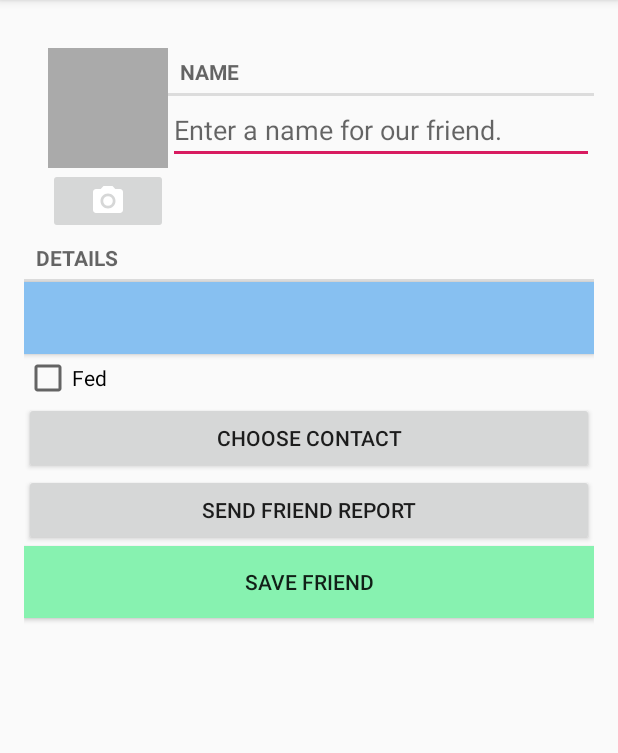
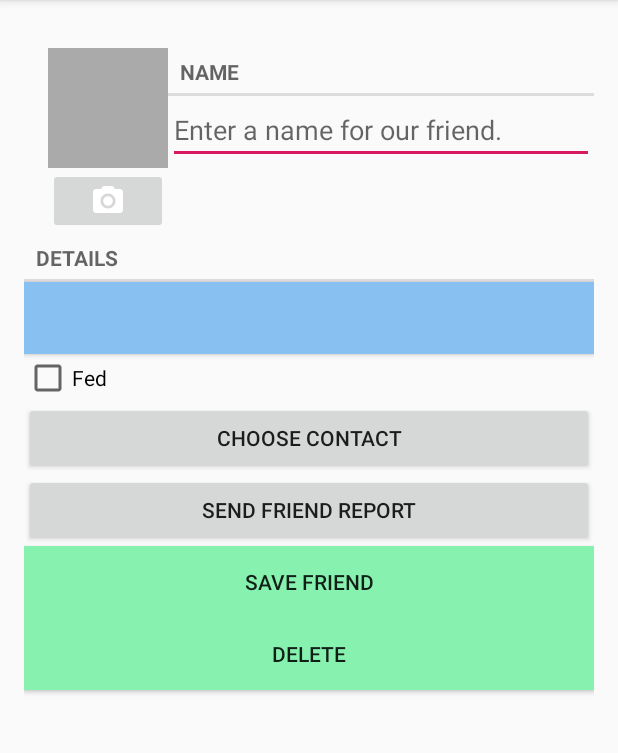
Before and after one commit to hbrockster13/FeralFriends, an Android app: the fragment FriendFragment shown on its own in the app's theme, after a tap on an icon or button, on a phone screen of 412 x 824 dp, the part 84-837 px from its top. Run offline under Robolectric (Android 15) with nearby library versions, the phone set to English and light mode, and no system bars.

```diff
--- a/app/src/main/java/com/example/feralfriends/FriendFragment.java
+++ b/app/src/main/java/com/example/feralfriends/FriendFragment.java
@@ -76,14 +76,15 @@ public class FriendFragment extends Fragment
             @Override
             public void onClick(View v)
             {
-                FragmentManager fragmentManager = getFragmentManager();
-                DatePickerFragment dialog = DatePickerFragment.newInstance(mCrime.getmDate());
-                dialog.setTargetFragment(FriendFragment.this, REQUEST_DATE);
-                dialog.show(fragmentManager, DIALOG_DATE);
+                //FragmentManager fragmentManager = getFragmentManager();
+               // DatePickerFragment dialog = DatePickerFragment.newInstance(mCrime.getmDate());
+                //dialog.setTargetFragment(FriendFragment.this, REQUEST_DATE);
+                //dialog.show(fragmentManager, DIALOG_DATE);onClick
+                Toast.makeText(getContext(), "onCheckedChanged()", Toast.LENGTH_SHORT);
             }
         });
 
-        mFedCheckBox = v.findViewById(R.id.crime_solved);
+        mFedCheckBox = v.findViewById(R.id.friend_fed);
         //mFedCheckBox.setChecked(mCrime.ismSolved());
         mFedCheckBox.setOnCheckedChangeListener(new CompoundButton.OnCheckedChangeListener()
         {
@@ -95,7 +96,7 @@ public class FriendFragment extends Fragment
             }
         });
 
-        mDeleteButton = v.findViewById(R.id.delete_friend);
+        mDeleteButton = v.findViewById(R.id.delete_button);
         mDeleteButton.setOnClickListener(new View.OnClickListener()
         {
             @Override
@@ -121,6 +122,6 @@ public class FriendFragment extends Fragment
 
     private void updateDate()
     {
-        mDateButton.setText(mCrime.getmDate().toString());
+        //mDateButton.setText(mCrime.getmDate().toString());
     }
 }
--- a/app/src/main/res/layout/fragment_friend.xml
+++ b/app/src/main/res/layout/fragment_friend.xml
@@ -60,7 +60,7 @@
         android:layout_height="wrap_content"
         android:background="#87c0f1"/>
     <CheckBox
-        android:id="@+id/friend_solved"
+        android:id="@+id/friend_fed"
         android:layout_width="match_parent"
         android:layout_height="wrap_content"
         android:text="@string/friend_fed_label"/>
@@ -84,6 +84,12 @@
         android:background="#87f2b0"
         android:fadingEdge="horizontal|vertical"
         android:text="@string/save_friend_text" />
-
+    <Button
+        android:id="@+id/delete_button"
+        android:layout_width="match_parent"
+        android:layout_height="wrap_content"
+        android:background="#87f2b0"
+        android:fadingEdge="horizontal|vertical"
+        android:text="@string/delete_friend" />
 
 </LinearLayout>
--- a/app/src/main/res/values/strings.xml
+++ b/app/src/main/res/values/strings.xml
@@ -19,7 +19,7 @@
     <string name="friend_report_contact">The contact is %s</string>
     <string name="friend_report_subject">Feral Friend Report</string>
     <string name="send_report">Send Report</string>
-    <string name="delete_friend"></string>
+    <string name="delete_friend">Delete</string>
     <string name="title_activity_maps">Map</string>
     <string name="submit">Map</string>
 </resources>
```
Also changed, not shown: app/src/main/java/com/example/feralfriends/MapsActivity.java (+14 -1 lines).
